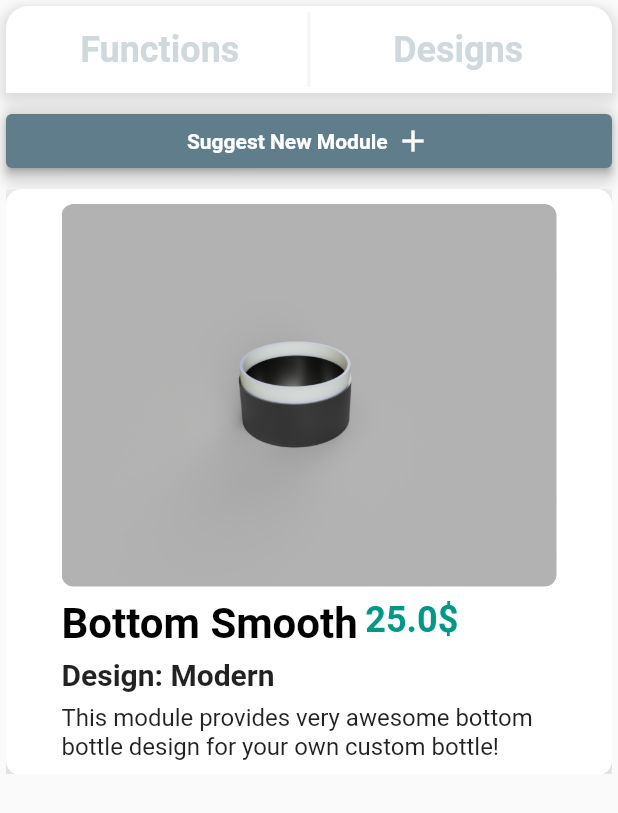
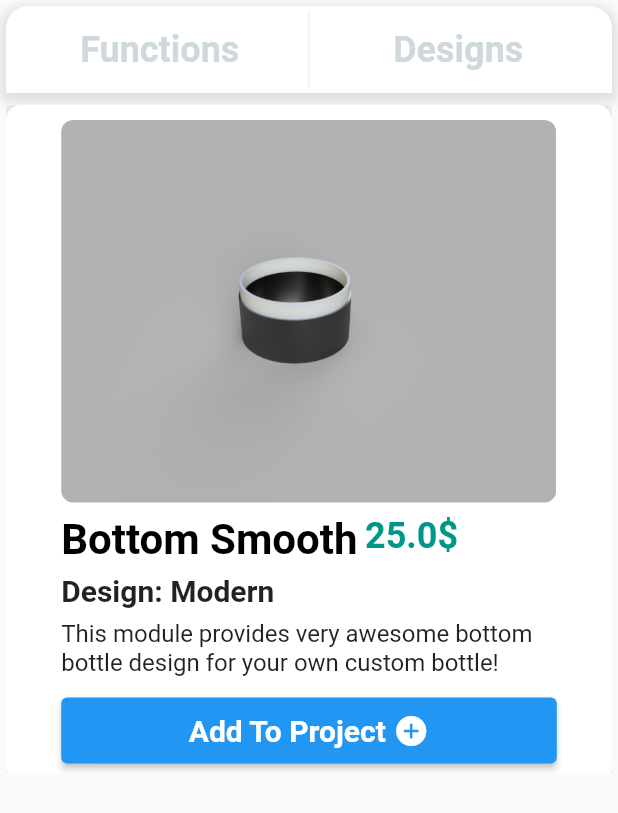
Before and after one commit to Joseph-Hwang-Playground/mgt_prototype, a Flutter app: what buildSelectModules() shows on an empty page, opened directly with empty values, on a phone screen of 412 x 824 dp. Shown: the top 813 px of the screen. Run offline on Flutter 3.47's test engine with Material 2 defaults, Android fonts, the phone set to English and light mode, and no system bars; our stand-ins replace percent_indicator.

Commit message:
initial prototyping done

```diff
--- a/lib/model/data/dummy_repository.dart
+++ b/lib/model/data/dummy_repository.dart
@@ -1,3 +1,5 @@
+import 'package:flutter/material.dart';
+import 'package:mgt_prototype/model/response/challenge_response.dart';
 import 'package:mgt_prototype/model/response/module_response.dart';
 
 class DummysRepository {
@@ -9,6 +11,7 @@ class DummysRepository {
         '''Filter module provides filtering function which can be useful
         in situations like pouring tea, making cocktail, etc''',
         30,
+        false,
         'Filtering solid among liquid'),
     FunctionModuleResponse(
         'Magnetic Mixer',
@@ -17,18 +20,21 @@ class DummysRepository {
         with magnetic power. Since it works with magnetic power,
         it has no noise, silent enough!''',
         50,
+        false,
         'Mix various ingredients with slience'),
     FunctionModuleResponse(
         'Mixer',
         'assets/modules/mixer.jpg',
         'Mixer module lets you mix various ingredients with metal power!',
         40,
+        false,
         'Mix various ingredients'),
     FunctionModuleResponse(
         'Pills Top',
         'assets/modules/pills_container.jpg',
         'This module provies you a space for storing pills! How useful it is!',
         35,
+        false,
         'Provies pills storage'),
     FunctionModuleResponse(
         'Spray',
@@ -36,6 +42,7 @@ class DummysRepository {
         '''Spray module allows you to spray the liquid inside of your bottle!
       It would be useful in situations like watering plants, etc!''',
         30,
+        false,
         'Provies spray function')
   ];
 
@@ -49,39 +56,66 @@ class DummysRepository {
         'assets/modules/bottom_plain.jpg',
         'This module provides very awesome bottom bottle design for your own custom bottle!',
         25,
+        false,
         'Modern'),
     DesignModuleResponse(
         'Middle Expanded',
         'assets/modules/middle_expanded.jpg',
         'This module provides very long middle body which allows you to carry more liquid!',
         30,
+        false,
         'Fancy'),
     DesignModuleResponse(
         'Middle Smooth',
         'assets/modules/middle_plain.jpg',
         'This module gives very awesome middle bottle design for your own custom bottle!',
         25,
+        false,
         'Modern'),
     DesignModuleResponse(
         'Middle Holder',
         'assets/modules/middle_with_holder.jpg',
         'This module allows you to hold your own bottle gently with exclusive bottle holder!',
         35,
+        false,
         'Modern'),
     DesignModuleResponse(
         'Top Smooth',
         'assets/modules/top_plain.jpg',
         'This module provies very awesome top bottle design for your own custom bottle!',
         20,
+        false,
         'Modern'),
     DesignModuleResponse(
         'Straw Top',
         'assets/modules/top_with_straw.jpg',
         'This module provies straw which is it-tem for yo-zeum germ-men-nom-deul',
         50,
+        false,
         'Super Modern')
   ];
 
   static List<DesignModuleResponse> loadDesignModuleResponses() =>
       designModuleResponse;
+
+  static List<ChallengeResponse> challengeResponse = <ChallengeResponse>[
+    ChallengeResponse('Challenge of the week of JUNE',
+        'Drink 10L of water in this week', '10L', '5 days left', Colors.green),
+    ChallengeResponse('30L challenge in JUNE',
+        'Drink 30L of water in this month', '30L', '24 days left', Colors.blue),
+    ChallengeResponse(
+        '50L challenge in summer',
+        'Drink 50L of water before the fall comes',
+        '50L',
+        '100 days left',
+        Colors.deepOrange),
+    ChallengeResponse(
+        '100L challenge of the year',
+        'Drink 100L of water before this year\'s gone',
+        '100L',
+        '245 days left',
+        Colors.purpleAccent),
+  ];
+
+  static List<ChallengeResponse> loadChallengeResponses() => challengeResponse;
 }
--- /dev/null
+++ b/lib/model/response/challenge_response.dart
@@ -0,0 +1,12 @@
+import 'package:flutter/material.dart';
+
+class ChallengeResponse {
+  String subject;
+  String description;
+  String imgIcon;
+  String due;
+  Color bgColor;
+
+  ChallengeResponse(
+      this.subject, this.description, this.imgIcon, this.due, this.bgColor);
+}
--- a/lib/model/response/module_response.dart
+++ b/lib/model/response/module_response.dart
@@ -3,22 +3,24 @@ class BaseModuleResponse {
   String imgUrl;
   String description;
   double price;
+  bool isSelected;
 
-  BaseModuleResponse(this.name, this.imgUrl, this.description, this.price);
+  BaseModuleResponse(
+      this.name, this.imgUrl, this.description, this.price, this.isSelected);
 }
 
 class FunctionModuleResponse extends BaseModuleResponse {
   String function;
 
   FunctionModuleResponse(String name, String imgUrl, String description,
-      double price, this.function)
-      : super(name, imgUrl, description, price);
+      double price, bool isSelected, this.function)
+      : super(name, imgUrl, description, price, isSelected);
 }
 
 class DesignModuleResponse extends BaseModuleResponse {
   String design;
 
-  DesignModuleResponse(
-      String name, String imgUrl, String description, double price, this.design)
-      : super(name, imgUrl, description, price);
+  DesignModuleResponse(String name, String imgUrl, String description,
+      double price, bool isSelected, this.design)
+      : super(name, imgUrl, description, price, isSelected);
 }
--- a/lib/project_editor/designs_view.dart
+++ b/lib/project_editor/designs_view.dart
@@ -3,7 +3,6 @@ import 'package:mgt_prototype/model/data/dummy_repository.dart';
 import 'package:mgt_prototype/model/response/module_response.dart';
 
 class DesignsView extends StatelessWidget {
-  // final ScrollController _controller = new ScrollController();
   final List<DesignModuleResponse> _designModules =
       DummysRepository.loadDesignModuleResponses();
 
@@ -12,7 +11,7 @@ class DesignsView extends StatelessWidget {
     return Container(
       child: ListView.separated(
         itemBuilder: (context, index) =>
-            _designModuleCard(_designModules[index]),
+            DesignModuleCard(_designModules[index]),
         separatorBuilder: (context, index) => SizedBox(
           height: 16,
         ),
@@ -22,12 +21,29 @@ class DesignsView extends StatelessWidget {
         // physics: AlwaysScrollableScrollPhysics(),
         // controller: _controller,
       ),
-      height: 390,
+      height: 445,
     );
   }
 }
 
-Widget _designModuleCard(DesignModuleResponse designModule) {
+class DesignModuleCard extends StatefulWidget {
+  final DesignModuleResponse designModule;
+
+  DesignModuleCard(this.designModule);
+
+  @override
+  State<DesignModuleCard> createState() => _DesignModuleCardState(designModule);
+}
+
+class _DesignModuleCardState extends State<DesignModuleCard> {
+  final DesignModuleResponse designModule;
+
+  _DesignModuleCardState(this.designModule);
+
+  bool _added = false;
+
+  @override
+  Widget build(BuildContext context) {
     return Container(
       padding: EdgeInsets.symmetric(horizontal: 6.0, vertical: 10.0),
       decoration: BoxDecoration(
@@ -101,6 +117,31 @@ Widget _designModuleCard(DesignModuleResponse designModule) {
                   style: TextStyle(fontSize: 16),
                 ),
                 width: 330,
+              ),
+              SizedBox(
+                height: 12.0,
+              ),
+              ElevatedButton(
+                onPressed: () {
+                  setState(() {
+                    _added = !_added;
+                  });
+                },
+                child: Row(
+                  children: [
+                    Text(_added ? 'Module is Added!' : 'Add To Project'),
+                    SizedBox(
+                      width: 5.0,
+                    ),
+                    Icon(_added ? Icons.not_interested : Icons.add_circle)
+                  ],
+                ),
+                style: ElevatedButton.styleFrom(
+                    primary: _added ? Colors.grey : Colors.blue,
+                    textStyle:
+                        TextStyle(fontSize: 20.0, fontWeight: FontWeight.w600),
+                    padding: EdgeInsets.symmetric(
+                        vertical: 10.0, horizontal: _added ? 73.0 : 85.0)),
               )
             ],
             mainAxisAlignment: MainAxisAlignment.start,
@@ -112,6 +153,7 @@ Widget _designModuleCard(DesignModuleResponse designModule) {
       ),
       // height: 100,
     );
+  }
 }
 
 Widget designModuleCardMini(DesignModuleResponse designModule) {
--- a/lib/project_editor/modules.dart
+++ b/lib/project_editor/modules.dart
@@ -8,10 +8,6 @@ Widget buildSelectModules(int tabIndex, Function toggleTap) {
     child: Column(
       children: [
         _buildTopBar(tabIndex, toggleTap),
-        SizedBox(
-          height: 8,
-        ),
-        _buildSuggestion(),
         SizedBox(
           height: 8.0,
         ),
--- a/lib/project_editor/project_editor.dart
+++ b/lib/project_editor/project_editor.dart
@@ -33,12 +33,14 @@ class _ProjectEditorState extends State<ProjectEditor> {
         with magnetic power. Since it works with magnetic power,
         it has no noise, silent enough!''',
         50,
+        false,
         'Mix various ingredients with slience');
     final DesignModuleResponse middleSmooth = DesignModuleResponse(
         'Middle Smooth',
         'assets/modules/middle_plain.jpg',
         'This module gives very awesome middle bottle design for your own custom bottle!',
         25,
+        false,
         'Modern');
     final FunctionModuleResponse filter = FunctionModuleResponse(
         'Filter',
@@ -46,12 +48,14 @@ class _ProjectEditorState extends State<ProjectEditor> {
         '''Filter module provides filtering function which can be useful
         in situations like pouring tea, making cocktail, etc''',
         30,
+        false,
         'Filtering solid among liquid');
     final DesignModuleResponse topSmooth = DesignModuleResponse(
         'Top Smooth',
         'assets/modules/top_plain.jpg',
         'This module provies very awesome top bottle design for your own custom bottle!',
         20,
+        false,
         'Modern');
 
     return Container(
```
Also changed, not shown: lib/challenge_page.dart (added, +163 -0 lines), lib/main_page.dart (+20 -15 lines), lib/project_editor/functions_view.dart (+49 -14 lines), lib/proposal_page.dart (added, +78 -0 lines). Lines whose indentation alone changed are shown as unchanged.
